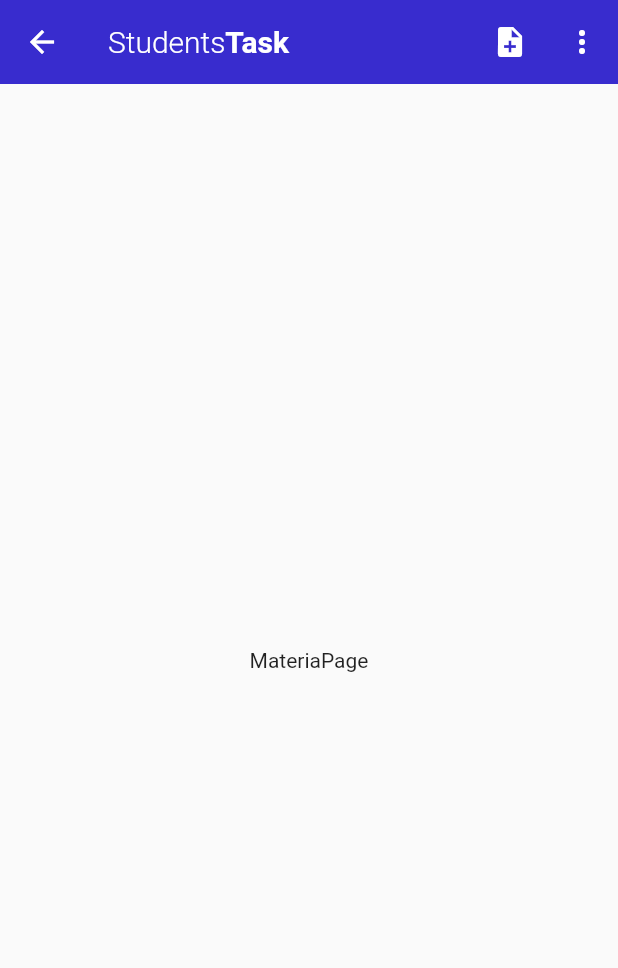
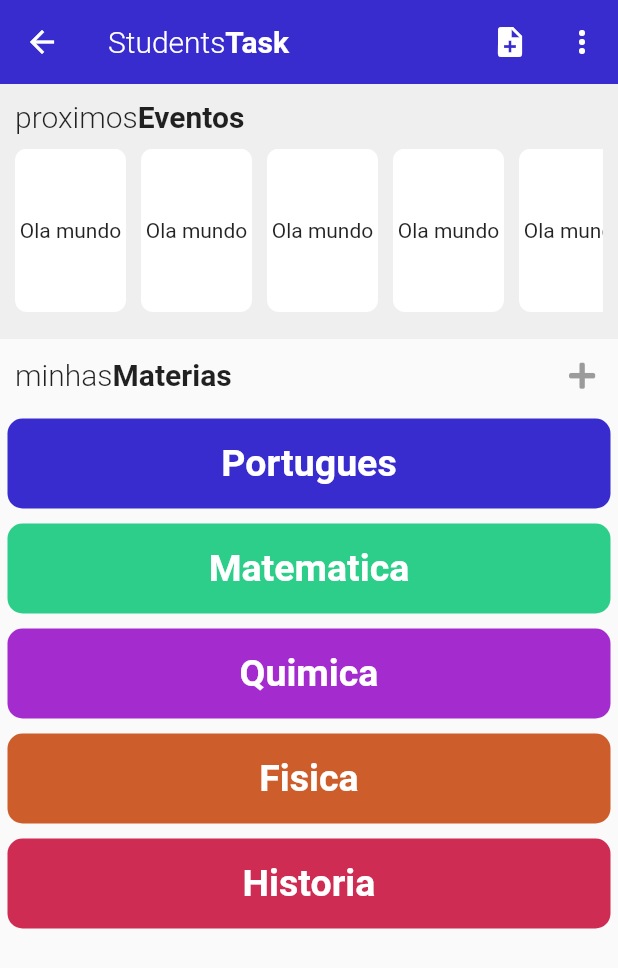
Before and after one commit to simaopedros/Student-Tasks, a Flutter app: the MateriaPage screen opened by its route, on a phone screen of 412 x 824 dp. Shown: the top 968 px of the screen. Run offline on Flutter 3.47's test engine with Material 2 defaults, Android fonts, the phone set to English and light mode, and no system bars; our stand-ins replace font_awesome_flutter, google_fonts.

```diff
--- a/lib/main.dart
+++ b/lib/main.dart
@@ -1,6 +1,7 @@
 import 'package:appuniversitario/src/pages/estudo_page.dart';
 import 'package:appuniversitario/src/pages/grade_page.dart';
 import 'package:appuniversitario/src/pages/home_page.dart';
+import 'package:appuniversitario/src/pages/login_page.dart';
 import 'package:appuniversitario/src/pages/materia_page.dart';
 import 'package:appuniversitario/src/pages/provas_page.dart';
 import 'package:flutter/material.dart';
@@ -15,13 +16,15 @@ class MyApp extends StatelessWidget {
     return MaterialApp(
       debugShowCheckedModeBanner: false,
       title: 'StudentsTasks',
-      initialRoute: 'home',
+      initialRoute: 'login',
       routes: {
+        'login'   : (BuildContext context) => LoginPage(),
         'home'    : (BuildContext context) => HomePage(),
         'provas'  : (BuildContext context) => ProvaPage(),
         'grade'   : (BuildContext context) => GradePage(),
         'materia' : (BuildContext context) => MateriaPage(),
         'estudo'  : (BuildContext context) => EstudoPage(),
+
       },
     );
   }
--- a/lib/src/pages/grade_page.dart
+++ b/lib/src/pages/grade_page.dart
@@ -3,7 +3,6 @@ import 'package:appuniversitario/src/widget/cardstory_widget.dart';
 import 'package:appuniversitario/src/widget/itemgrade_widget.dart';
 import 'package:appuniversitario/src/widget/titulo_widget.dart';
 import 'package:flutter/material.dart';
-import 'package:font_awesome_flutter/font_awesome_flutter.dart';
 
 class GradePage extends StatefulWidget {
 
--- a/lib/src/pages/materia_page.dart
+++ b/lib/src/pages/materia_page.dart
@@ -1,5 +1,9 @@
 import 'package:appuniversitario/src/widget/appbar_widget.dart';
+import 'package:appuniversitario/src/widget/cardstory_widget.dart';
+import 'package:appuniversitario/src/widget/itemmateria_widget.dart';
+import 'package:appuniversitario/src/widget/titulo_widget.dart';
 import 'package:flutter/material.dart';
+import 'package:font_awesome_flutter/font_awesome_flutter.dart';
 
 class MateriaPage extends StatelessWidget {
   const MateriaPage({Key key}) : super(key: key);
@@ -8,9 +12,26 @@ class MateriaPage extends StatelessWidget {
   Widget build(BuildContext context) {
     return Scaffold(
       appBar: appBarPadrao(),
-      body: Container(
-        child: Center(child: Text("MateriaPage")),
-      ),
+      body: SafeArea(child: SingleChildScrollView(
+        child: Column(
+          children: <Widget>[
+            CardStory(),
+            Row(
+              children: <Widget>[
+                SizedBox(width: 10.0,),
+                Titulo("minhas", "Materias"),
+                Expanded(child: Container()),
+                IconButton(icon: Icon(FontAwesomeIcons.plus, size: 20.0,), onPressed: null)
+              ],
+            ),
+            ItemMateria("Portugues", Color.fromRGBO(57, 44, 206, 1.0)),
+            ItemMateria("Matematica", Color.fromRGBO(44, 206, 138, 1.0) ),
+            ItemMateria("Quimica", Color.fromRGBO(164, 44, 206, 1.0)),
+            ItemMateria("Fisica",Color.fromRGBO(206, 93, 44, 1.0) ),
+            ItemMateria("Historia",Color.fromRGBO(206, 44, 83, 1.0) ),
+          ],
+        ),
+      ))
     );
   }
 }
--- /dev/null
+++ b/lib/src/widget/itemmateria_widget.dart
@@ -0,0 +1,32 @@
+import 'package:flutter/material.dart';
+import 'package:google_fonts/google_fonts.dart';
+
+
+class ItemMateria extends StatelessWidget {
+
+  final String _nomeMateria;
+  final Color _cor;
+
+  const ItemMateria( this._nomeMateria, this._cor);
+
+  @override
+  Widget build(BuildContext context) {
+    return Container(
+      padding: EdgeInsets.all(10.0),
+      margin: EdgeInsets.all(5.0),
+      height: 60.0,
+      width: double.infinity,
+      decoration: BoxDecoration(
+        color: _cor,
+        borderRadius: BorderRadius.circular(10.0),
+      ),
+      child: Row(
+        crossAxisAlignment: CrossAxisAlignment.center,
+        mainAxisAlignment: MainAxisAlignment.center,
+        children: <Widget>[
+          Text(this._nomeMateria, style: GoogleFonts.roboto(fontSize: 25.0, fontWeight: FontWeight.bold, color: Colors.white),),
+        ],
+      ),
+    );
+  }
+}
--- a/pubspec.yaml
+++ b/pubspec.yaml
@@ -46,8 +46,8 @@ flutter:
   uses-material-design: true
 
   # To add assets to your application, add an assets section, like this:
-  # assets:
-  #  - images/a_dot_burr.jpeg
+  assets:
+   - assets/
   #  - images/a_dot_ham.jpeg
 
   # An image asset can refer to one or more resolution-specific "variants", see
```
Also changed, not shown: lib/src/models/tarefa_model.dart (added, +41 -0 lines), lib/src/pages/login_page.dart (added, +115 -0 lines), assets/181.png (added), flutter_01.png (added), flutter_02.png (added).
